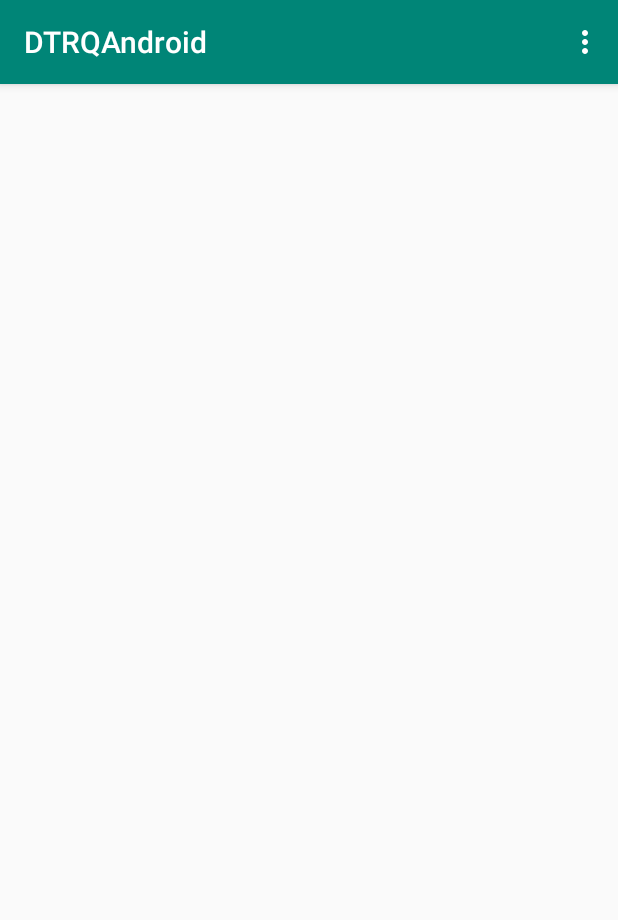
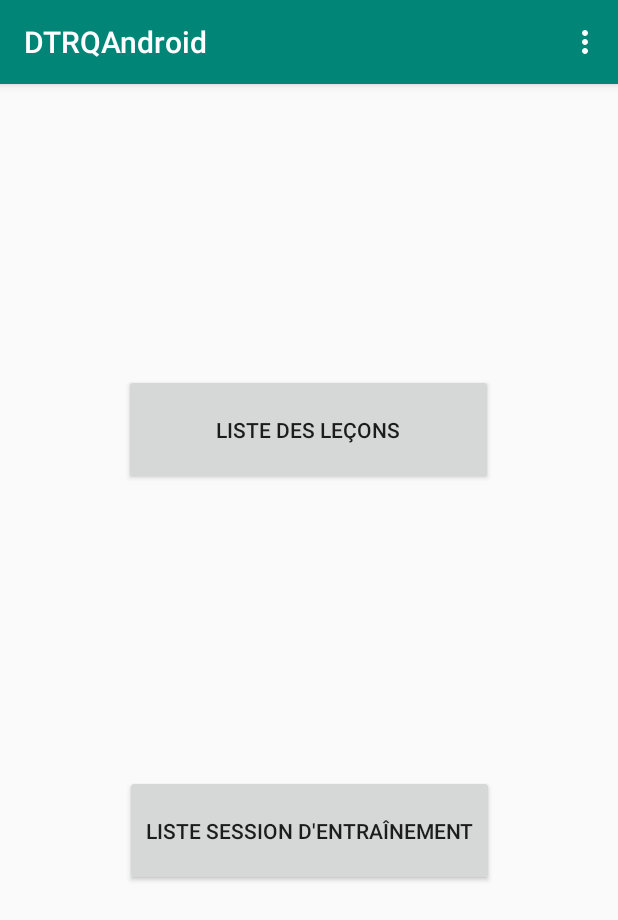
Before and after one commit to RomaneB/DTRQAndroid, an Android app: the HomeFragment screen opened through its navigation route, on a phone screen of 412 x 824 dp. Shown: the top 920 px of the screen. Run offline under Robolectric (Android 15) with nearby library versions, the phone set to English and light mode, and no system bars.

Commit message:
home page done + my driving lesson + driving lesson(desc)
show only my driving lesson after now
show only next driving lesson after now
can cancel my driving only if driving is 3 days after

```diff
--- a/app/src/main/java/org/diiage/dtrqandroid/data/db/AppDatabase.java
+++ b/app/src/main/java/org/diiage/dtrqandroid/data/db/AppDatabase.java
@@ -25,7 +25,7 @@ import androidx.room.Room;
 import androidx.room.RoomDatabase;
 import androidx.room.TypeConverters;
 
-@Database(entities = {User.class, DrivingLesson.class, Instructor.class, UserTraining.class, TrainingSession.class}, version = 7, exportSchema = false)
+@Database(entities = {User.class, DrivingLesson.class, Instructor.class, UserTraining.class, TrainingSession.class}, version = 15, exportSchema = false)
 @TypeConverters({DateTypeConverter.class})
 public abstract class AppDatabase extends RoomDatabase {
     public abstract UserDao userDao();
--- a/app/src/main/java/org/diiage/dtrqandroid/data/db/dao/DrivingLessonDao.java
+++ b/app/src/main/java/org/diiage/dtrqandroid/data/db/dao/DrivingLessonDao.java
@@ -16,7 +16,7 @@ public interface DrivingLessonDao {
     @Query("SELECT * FROM drivingLesson")
     LiveData<List<DrivingLesson>> getAllDrivingLessons();
 
-    @Query("SELECT * FROM drivingLesson INNER JOIN instructor ON drivingLesson.instructorId = instructor.instructorId WHERE userId = 0 AND date NOT IN (SELECT date FROM drivingLesson WHERE userId = :userId)")
+    @Query("SELECT * FROM drivingLesson INNER JOIN instructor ON drivingLesson.instructorId = instructor.instructorId WHERE userId = 0 AND date(datetime(date / 1000 , 'unixepoch')) > date('now') AND date NOT IN (SELECT date FROM drivingLesson WHERE userId = :userId) ORDER BY date")
     LiveData<List<DrivingLessonWithInstructor>> getAvailableDrivingLessons(Long userId);
 
     @Insert
@@ -25,7 +25,7 @@ public interface DrivingLessonDao {
     @Query("UPDATE drivingLesson SET userId = :userId WHERE drivingLessonId = :drivingId")
     void registrer(Long userId, Long drivingId);
 
-    @Query("SELECT * FROM drivingLesson INNER JOIN instructor ON drivingLesson.instructorId = instructor.instructorId WHERE userId = :userId")
+    @Query("SELECT * FROM drivingLesson INNER JOIN instructor ON drivingLesson.instructorId = instructor.instructorId WHERE userId = :userId AND date(datetime(date / 1000 , 'unixepoch')) > date('now') ORDER BY date")
     LiveData<List<DrivingLessonWithInstructor>> getMyDrivingLessons(long userId);
 
     @Query("SELECT * FROM drivingLesson WHERE drivingLessonId = :drivingLessonId")
--- a/app/src/main/java/org/diiage/dtrqandroid/home/HomeFragment.java
+++ b/app/src/main/java/org/diiage/dtrqandroid/home/HomeFragment.java
@@ -4,7 +4,10 @@ import android.content.Context;
 import android.net.Uri;
 import android.os.Bundle;
 
+import androidx.annotation.NonNull;
+import androidx.annotation.Nullable;
 import androidx.fragment.app.Fragment;
+import androidx.navigation.Navigation;
 
 import android.view.LayoutInflater;
 import android.view.View;
@@ -44,7 +47,25 @@ public class HomeFragment extends Fragment {
     @Override
     public View onCreateView(LayoutInflater inflater, ViewGroup container,
                              Bundle savedInstanceState) {
+       //inflater.inflate(R.layout.fragment_home, container, false).findViewById(R.id.btnGoToDriving).setOnClickListener(v -> Navigation.findNavController(this.getView()).navigate(R.id.driving_lessons_tabs_fragment));
+
+
+
         // Inflate the layout for this fragment
         return inflater.inflate(R.layout.fragment_home, container, false);
     }
+
+    public void goToSession(View view){
+
+        Navigation.findNavController(view).navigate(R.id.driving_lessons_tabs_fragment);
+    }
+
+    @Override
+    public void onViewCreated(@NonNull View view, @Nullable Bundle savedInstanceState) {
+        super.onViewCreated(view, savedInstanceState);
+
+       view.findViewById(R.id.btnGoToDriving).setOnClickListener(v -> Navigation.findNavController(view).navigate(R.id.driving_lessons_tabs_fragment));
+
+        view.findViewById(R.id.btnGoToTraining).setOnClickListener(v -> Navigation.findNavController(view).navigate(R.id.training_sessions_tabs_fragment));
+    }
 }
--- a/app/src/main/res/layout/fragment_home.xml
+++ b/app/src/main/res/layout/fragment_home.xml
@@ -1,8 +1,33 @@
 <?xml version="1.0" encoding="utf-8"?>
-<androidx.coordinatorlayout.widget.CoordinatorLayout xmlns:android="http://schemas.android.com/apk/res/android"
+<androidx.constraintlayout.widget.ConstraintLayout xmlns:android="http://schemas.android.com/apk/res/android"
+    xmlns:app="http://schemas.android.com/apk/res-auto"
     xmlns:tools="http://schemas.android.com/tools"
-    xmlns:app="http://schemas.android.com/apk/res-auto"
 
 
+    android:id="@+id/coordinatorLayout"
     android:layout_width="match_parent"
-    android:layout_height="match_parent"/>
+    android:layout_height="match_parent">
+
+    <Button
+        android:id="@+id/btnGoToDriving"
+        android:layout_width="246dp"
+        android:layout_height="74dp"
+        android:text="@string/training_sessions_tabs_title_liste_des_lecons"
+        app:layout_constraintBottom_toTopOf="@+id/btnGoToTraining"
+        app:layout_constraintEnd_toEndOf="parent"
+        app:layout_constraintHorizontal_bias="0.496"
+        app:layout_constraintStart_toStartOf="parent"
+        app:layout_constraintTop_toTopOf="parent" />
+
+    <Button
+        android:id="@+id/btnGoToTraining"
+        android:layout_width="246dp"
+        android:layout_height="74dp"
+        android:layout_marginBottom="40dp"
+        android:text="@string/training_sessions_tabs_title_liste_session"
+        app:layout_constraintBottom_toBottomOf="parent"
+        app:layout_constraintEnd_toEndOf="parent"
+        app:layout_constraintStart_toStartOf="parent"
+        app:layout_constraintTop_toBottomOf="@+id/btnGoToDriving" />
+
+</androidx.constraintlayout.widget.ConstraintLayout>
--- a/app/src/main/res/values/strings.xml
+++ b/app/src/main/res/values/strings.xml
@@ -8,4 +8,5 @@
     <string name="driving_lessons_tabs_title_lecons_precedentes">Leçons précédentes</string>
     <string name="training_sessions_tabs_title_liste_des_lecons">Liste des leçons</string>
     <string name="training_sessions_tabs_title_lecons_passees">Leçons passées</string>
+    <string name="training_sessions_tabs_title_liste_session">Liste session d\'entraînement</string>
 </resources>
```
Also changed, not shown: app/src/main/java/org/diiage/dtrqandroid/data/di/module/RoomModule.java (+4 -4 lines), app/src/main/java/org/diiage/dtrqandroid/drivingLessons/MyDrivingLessonsListFragment.java (+18 -1 lines).
